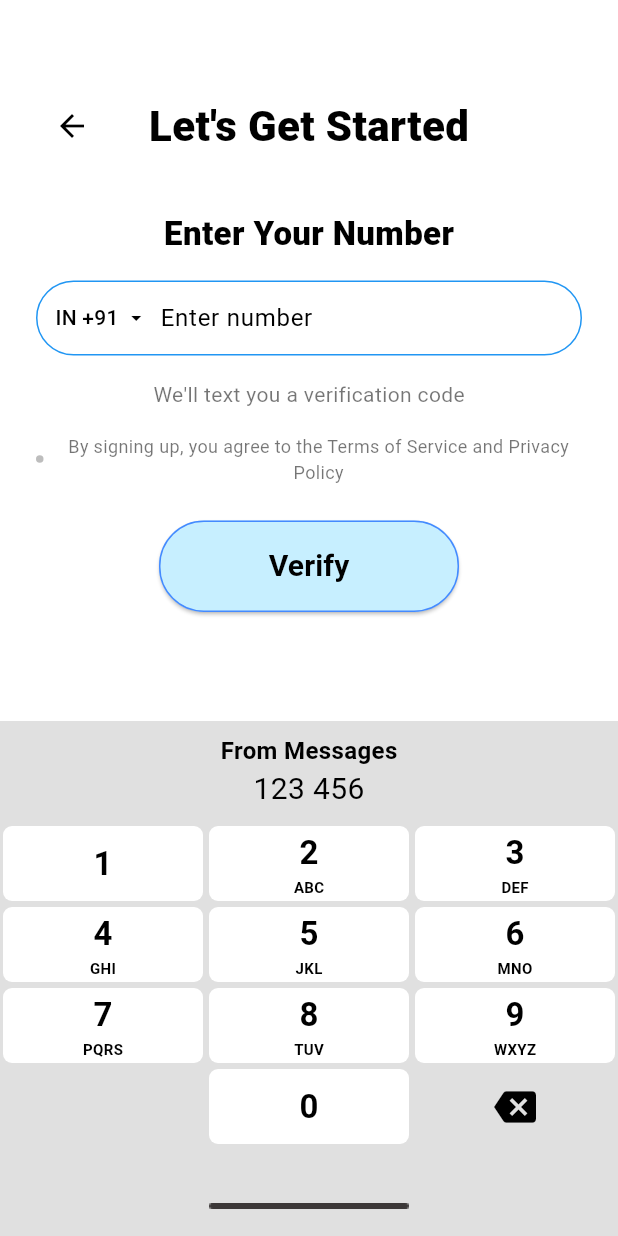
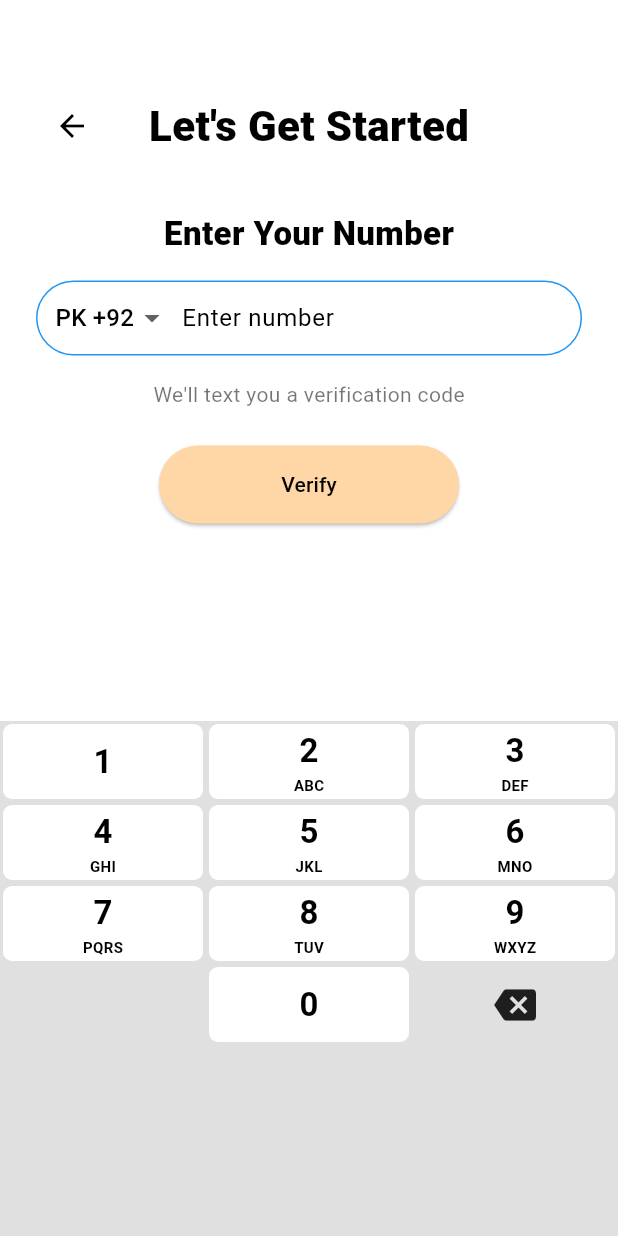
Before and after one commit to rabia-sarfaraz/sparkle_dating_auth, a Flutter app: the LetGetStartedScreen3 screen opened by its route, on a phone screen of 412 x 824 dp. Run offline on Flutter 3.47's test engine with Material 3 defaults, Android fonts, the phone set to English and light mode, and no system bars; our stand-ins replace firebase_auth, firebase_core, image_picker; missing offline and left inert: firebase_auth_web; accounts and stored records are empty; Roboto replaces fonts that are missing (Poppins).

Commit message:
Changes done

```diff
--- a/lib/screens/let_get_started_screen3.dart
+++ b/lib/screens/let_get_started_screen3.dart
@@ -1,5 +1,7 @@
+import 'package:flutter/foundation.dart' show kIsWeb;
 import 'package:flutter/material.dart';
 import 'package:firebase_auth/firebase_auth.dart';
+import 'package:firebase_auth_web/firebase_auth_web.dart';
 import 'let_get_started_screen4.dart';
 
 class LetGetStartedScreen3 extends StatefulWidget {
@@ -13,8 +15,8 @@ class _LetGetStartedScreen3State extends State<LetGetStartedScreen3> {
   final TextEditingController _numberController = TextEditingController();
   final FirebaseAuth _auth = FirebaseAuth.instance;
 
-  String selectedCountry = 'IN';
-  String countryCode = '+91';
+  String selectedCountry = 'PK';
+  String countryCode = '+92';
 
   final List<Map<String, String>> countryCodes = [
     {'name': 'IN', 'code': '+91'},
@@ -22,38 +24,36 @@ class _LetGetStartedScreen3State extends State<LetGetStartedScreen3> {
     {'name': 'US', 'code': '+1'},
   ];
 
-  void _onKeyboardTap(String value) {
-    setState(() {
-      _numberController.text += value;
-    });
-  }
-
-  void _onBackspace() {
-    setState(() {
-      if (_numberController.text.isNotEmpty) {
-        _numberController.text = _numberController.text.substring(
-          0,
-          _numberController.text.length - 1,
-        );
-      }
-    });
-  }
+  RecaptchaVerifier? verifier;
 
   void _verify() async {
     if (_numberController.text.isEmpty) {
       ScaffoldMessenger.of(
         context,
       ).showSnackBar(const SnackBar(content: Text('Please enter your number')));
-    } else {
+      return;
+    }
+
     String phoneNumber = '$countryCode${_numberController.text}';
     print('Sending OTP to: $phoneNumber');
+
+    try {
+      if (kIsWeb) {
+        verifier = RecaptchaVerifier(
+          container: 'recaptcha-container',
+          size: RecaptchaVerifierSize.normal,
+          theme: RecaptchaVerifierTheme.light,
+          // ✅ Correct: delegateFor not FirebaseAuth.instance directly!
+          auth: FirebaseAuthWeb.instance.delegateFor(app: _auth.app),
+        );
+
+        await verifier!.render();
+      }
 
       await _auth.verifyPhoneNumber(
         phoneNumber: phoneNumber,
         timeout: const Duration(seconds: 60),
         verificationCompleted: (PhoneAuthCredential credential) async {
-          // Auto-verification
-          await _auth.signInWithCredential(credential);
           print("Auto Verified!");
         },
         verificationFailed: (FirebaseAuthException e) {
@@ -76,6 +76,11 @@ class _LetGetStartedScreen3State extends State<LetGetStartedScreen3> {
           print('Timeout: $verificationId');
         },
       );
+    } catch (e) {
+      print("Error: $e");
+      ScaffoldMessenger.of(
+        context,
+      ).showSnackBar(SnackBar(content: Text("Error: $e")));
     }
   }
 
@@ -117,12 +122,28 @@ class _LetGetStartedScreen3State extends State<LetGetStartedScreen3> {
     );
   }
 
+  void _onKeyboardTap(String value) {
+    setState(() {
+      _numberController.text += value;
+    });
+  }
+
+  void _onBackspace() {
+    setState(() {
+      if (_numberController.text.isNotEmpty) {
+        _numberController.text = _numberController.text.substring(
+          0,
+          _numberController.text.length - 1,
+        );
+      }
+    });
+  }
+
   @override
   Widget build(BuildContext context) {
     return Scaffold(
       body: Column(
         children: [
-          // White section
           Expanded(
             flex: 7,
             child: Padding(
@@ -134,9 +155,7 @@ class _LetGetStartedScreen3State extends State<LetGetStartedScreen3> {
                     children: [
                       IconButton(
                         icon: const Icon(Icons.arrow_back, color: Colors.black),
-                        onPressed: () {
-                          Navigator.pop(context);
-                        },
+                        onPressed: () => Navigator.pop(context),
                       ),
                       const Spacer(),
                       const Text(
@@ -152,14 +171,12 @@ class _LetGetStartedScreen3State extends State<LetGetStartedScreen3> {
                     ],
                   ),
                   const SizedBox(height: 32),
-                  const Center(
-                    child: Text(
+                  const Text(
                     'Enter Your Number',
                     style: TextStyle(
                       fontSize: 22,
                       fontWeight: FontWeight.w800,
                       color: Colors.black,
-                      ),
                     ),
                   ),
                   const SizedBox(height: 16),
@@ -174,20 +191,12 @@ class _LetGetStartedScreen3State extends State<LetGetStartedScreen3> {
                         DropdownButtonHideUnderline(
                           child: DropdownButton<String>(
                             value: selectedCountry,
-                            icon: const Icon(
-                              Icons.arrow_drop_down,
-                              size: 16,
-                              color: Colors.black,
-                            ),
+                            icon: const Icon(Icons.arrow_drop_down),
                             items: countryCodes.map((country) {
                               return DropdownMenuItem<String>(
                                 value: country['name'],
                                 child: Text(
                                   '${country['name']} ${country['code']}',
-                                  style: const TextStyle(
-                                    fontSize: 14,
-                                    color: Colors.black,
-                                  ),
                                 ),
                               );
                             }).toList(),
@@ -216,85 +225,28 @@ class _LetGetStartedScreen3State extends State<LetGetStartedScreen3> {
                     ),
                   ),
                   const SizedBox(height: 16),
-                  const Center(
-                    child: Text(
+                  const Text(
                     "We'll text you a verification code",
                     style: TextStyle(fontSize: 14, color: Colors.black54),
-                    ),
-                  ),
-                  const SizedBox(height: 16),
-                  Row(
-                    mainAxisAlignment: MainAxisAlignment.center,
-                    children: [
-                      Container(
-                        width: 5,
-                        height: 5,
-                        decoration: BoxDecoration(
-                          color: Colors.grey.shade400,
-                          shape: BoxShape.circle,
-                        ),
-                      ),
-                      const SizedBox(width: 8),
-                      const Flexible(
-                        child: Text(
-                          "By signing up, you agree to the Terms of Service and Privacy Policy",
-                          textAlign: TextAlign.center,
-                          style: TextStyle(fontSize: 12, color: Colors.black54),
-                        ),
-                      ),
-                    ],
                   ),
                   const SizedBox(height: 24),
                   SizedBox(
                     width: 200,
                     child: ElevatedButton(
                       onPressed: _verify,
-                      style: ElevatedButton.styleFrom(
-                        backgroundColor: const Color(0xFFC7EFFF),
-                        foregroundColor: Colors.black,
-                        padding: const EdgeInsets.symmetric(vertical: 16),
-                        side: const BorderSide(color: Colors.blueAccent),
-                        shape: RoundedRectangleBorder(
-                          borderRadius: BorderRadius.circular(30),
-                        ),
-                      ),
-                      child: const Text(
-                        'Verify',
-                        style: TextStyle(
-                          fontSize: 20,
-                          fontWeight: FontWeight.bold,
-                          color: Colors.black,
-                        ),
-                      ),
+                      child: const Text('Verify'),
                     ),
                   ),
                 ],
               ),
             ),
           ),
-
-          // Grey keypad area
           Expanded(
             flex: 5,
             child: Container(
-              width: double.infinity,
               color: Colors.grey.shade300,
               child: Column(
                 children: [
-                  const SizedBox(height: 8),
-                  const Text(
-                    'From Messages',
-                    style: TextStyle(
-                      fontSize: 16,
-                      fontWeight: FontWeight.bold,
-                      color: Colors.black,
-                    ),
-                  ),
-                  const Text(
-                    '123 456',
-                    style: TextStyle(fontSize: 20, color: Colors.black),
-                  ),
-                  const SizedBox(height: 8),
                   Expanded(
                     child: Column(
                       children: [
@@ -358,11 +310,7 @@ class _LetGetStartedScreen3State extends State<LetGetStartedScreen3> {
                             Expanded(
                               child: InkWell(
                                 onTap: _onBackspace,
-                                child: const Icon(
-                                  Icons.backspace,
-                                  size: 28,
-                                  color: Colors.black,
-                                ),
+                                child: const Icon(Icons.backspace, size: 28),
                               ),
                             ),
                           ],
@@ -370,7 +318,6 @@ class _LetGetStartedScreen3State extends State<LetGetStartedScreen3> {
                       ],
                     ),
                   ),
-                  Image.asset('assets/images/Line.png', height: 40),
                 ],
               ),
             ),
```
Also changed, not shown: lib/main.dart (+6 -7 lines), lib/screens/let_get_started_screen4.dart (+2 -21 lines), pubspec.yaml (+4 -4 lines), pubspec.lock, 2 other files. Lines whose indentation alone changed are shown as unchanged.
